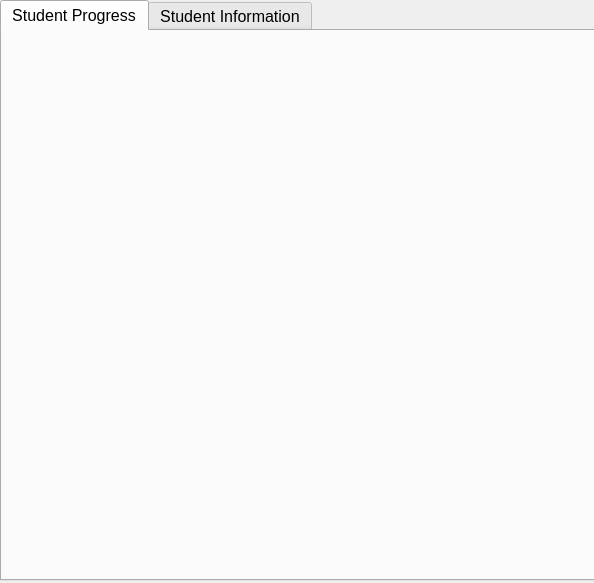
Above: studentinformation.ui from dkithmal/BinduProjectTeacher before the change. Below: the same form after it.
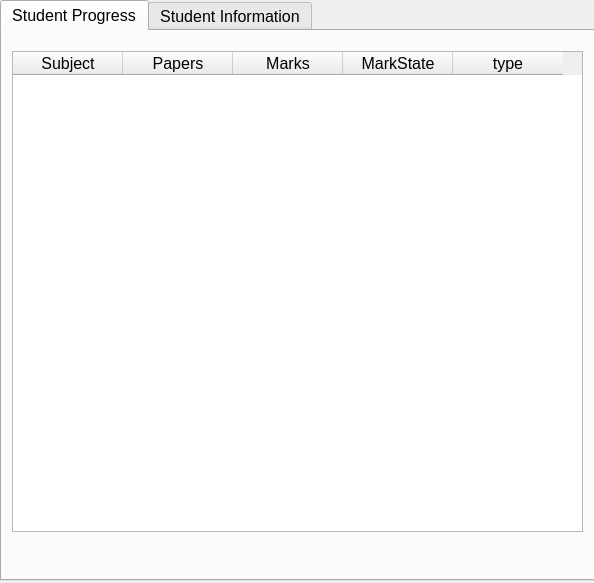
That is the form after the change. The open tabs and pages were chosen to show the change.

Patch:
```diff
--- a/studentinformation.ui
+++ b/studentinformation.ui
@@ -37,6 +37,64 @@
     <attribute name="title">
      <string>Student Progress</string>
     </attribute>
+    <widget class="QTableWidget" name="tWMarksSummery">
+     <property name="geometry">
+      <rect>
+       <x>10</x>
+       <y>20</y>
+       <width>571</width>
+       <height>481</height>
+      </rect>
+     </property>
+     <property name="font">
+      <font>
+       <pointsize>12</pointsize>
+      </font>
+     </property>
+     <property name="editTriggers">
+      <set>QAbstractItemView::NoEditTriggers</set>
+     </property>
+     <property name="showGrid">
+      <bool>false</bool>
+     </property>
+     <property name="gridStyle">
+      <enum>Qt::SolidLine</enum>
+     </property>
+     <property name="cornerButtonEnabled">
+      <bool>true</bool>
+     </property>
+     <attribute name="horizontalHeaderDefaultSectionSize">
+      <number>110</number>
+     </attribute>
+     <attribute name="verticalHeaderVisible">
+      <bool>false</bool>
+     </attribute>
+     <column>
+      <property name="text">
+       <string>Subject</string>
+      </property>
+     </column>
+     <column>
+      <property name="text">
+       <string>Papers</string>
+      </property>
+     </column>
+     <column>
+      <property name="text">
+       <string>Marks</string>
+      </property>
+     </column>
+     <column>
+      <property name="text">
+       <string>MarkState</string>
+      </property>
+     </column>
+     <column>
+      <property name="text">
+       <string>type</string>
+      </property>
+     </column>
+    </widget>
    </widget>
    <widget class="QWidget" name="tab_2">
     <attribute name="title">
```
Left out of the diff: 2 changed lines with no effect on the pictures.
